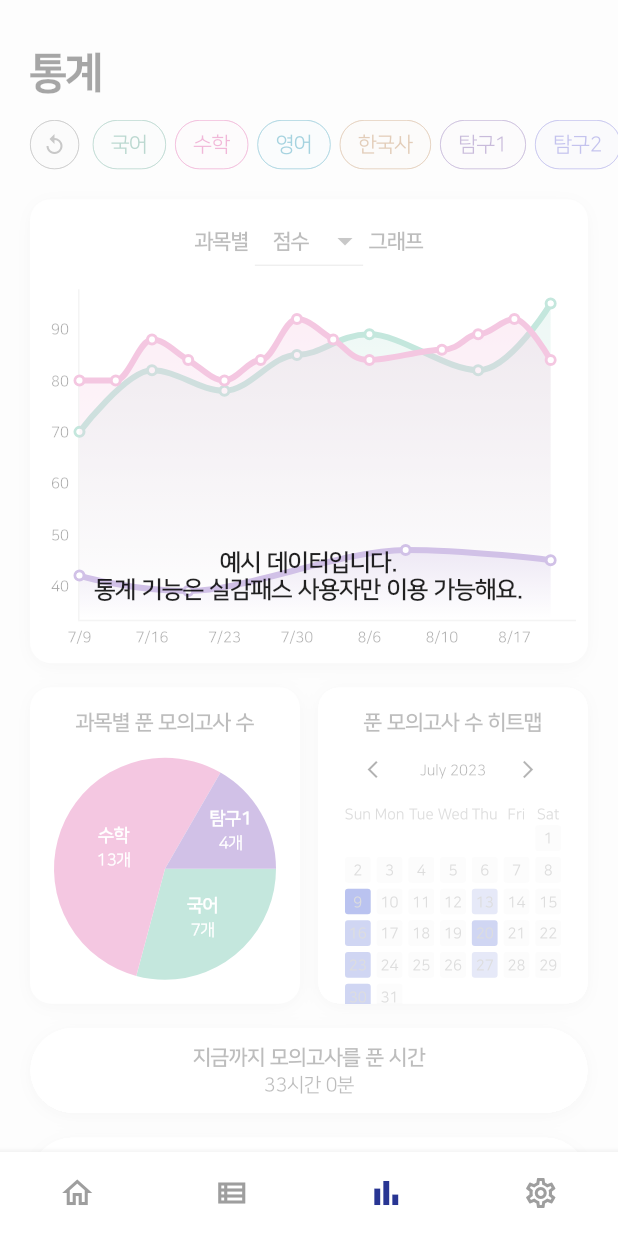
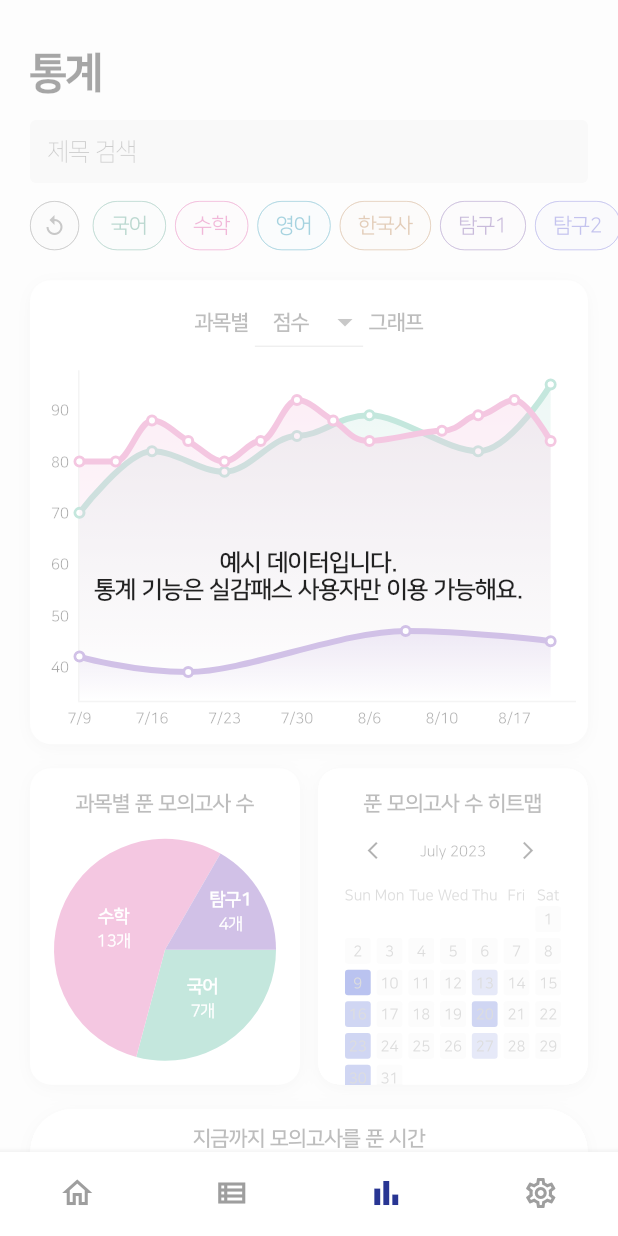
Before and after one commit to silgam/silgam-flutter, a Flutter app: the screen it shows after launch, item 3 of the bottom bar chosen, on a phone screen of 412 x 824 dp. Run offline on Flutter 3.47's test engine with Material 2 defaults, Android fonts, the phone set to English and light mode, and no system bars; drawn by our look-alikes of fl_chart; our stand-ins replace bloc, cached_network_image, carousel_slider, cloud_firestore, connectivity_plus, dio and 34 more; missing offline and left inert: audio_session, flutter_facebook_auth, in_app_purchase_storekit, kakao_flutter_sdk, mixpanel_flutter, rich_text_controller; accounts and stored records are empty; generated files the repository leaves out were written again; network calls fail; statements that could not run were skipped.

Commit message:
feat: 통계 페이지에 제목 검색 추가

```diff
--- a/lib/presentation/home_page/stat/cubit/stat_cubit.dart
+++ b/lib/presentation/home_page/stat/cubit/stat_cubit.dart
@@ -36,6 +36,10 @@ class StatCubit extends Cubit<StatState> {
     emit(state.copyWith(isLoading: true));
     await _recordListCubit.refresh();
     emit(state.copyWith(isLoading: false));
+  }
+
+  void onSearchTextChanged(String query) {
+    emit(state.copyWith(searchQuery: query));
   }
 
   void onSubjectFilterButtonTapped(Subject subject) {
--- a/lib/presentation/home_page/stat/cubit/stat_state.dart
+++ b/lib/presentation/home_page/stat/cubit/stat_state.dart
@@ -5,6 +5,7 @@ class StatState with _$StatState {
   const factory StatState({
     @Default([]) List<ExamRecord> originalRecords,
     @Default(false) bool isLoading,
+    @Default('') String searchQuery,
     @Default([]) List<Subject> selectedSubjects,
     required ExamValueType selectedExamValueType,
   }) = _StatState;
--- a/lib/presentation/home_page/stat/stat_view.dart
+++ b/lib/presentation/home_page/stat/stat_view.dart
@@ -15,6 +15,7 @@ import '../../app/cubit/app_cubit.dart';
 import '../../common/custom_card.dart';
 import '../../common/free_user_block_overlay.dart';
 import '../../common/scaffold_body.dart';
+import '../../common/search_field.dart';
 import '../../common/subject_filter_chip.dart';
 import '../cubit/home_cubit.dart';
 import '../home_page.dart';
@@ -105,9 +106,15 @@ class _StatViewState extends State<StatView> {
           builder: (context, appState) {
             return BlocBuilder<StatCubit, StatState>(
               builder: (context, state) {
-                final records = appState.productBenefit.isStatisticAvailable
+                var records = appState.productBenefit.isStatisticAvailable
                     ? state.originalRecords
                     : exampleRecords;
+                if (state.searchQuery.isNotEmpty) {
+                  records = records
+                      .where(
+                          (record) => record.title.contains(state.searchQuery))
+                      .toList();
+                }
                 final Map<Subject, List<ExamRecord>> filteredRecords =
                     records.groupListsBy((record) => record.subject)
                       ..removeWhere(
@@ -245,7 +252,17 @@ class _StatViewState extends State<StatView> {
     return NonPaddingChildBuilder(
       builder: (horizontalPadding) {
         return SliverToBoxAdapter(
-          child: SingleChildScrollView(
+          child: Column(
+            children: [
+              Padding(
+                padding: EdgeInsets.symmetric(horizontal: horizontalPadding),
+                child: SearchField(
+                  onChanged: (value) => _cubit.onSearchTextChanged(value),
+                  hintText: '제목 검색',
+                ),
+              ),
+              const SizedBox(height: 12),
+              SingleChildScrollView(
                 scrollDirection: Axis.horizontal,
                 clipBehavior: Clip.none,
                 child: Row(
@@ -279,6 +296,8 @@ class _StatViewState extends State<StatView> {
                     SizedBox(width: horizontalPadding),
                   ],
                 ),
+              ),
+            ],
           ),
         );
       },
```
Lines whose indentation alone changed are shown as unchanged.
